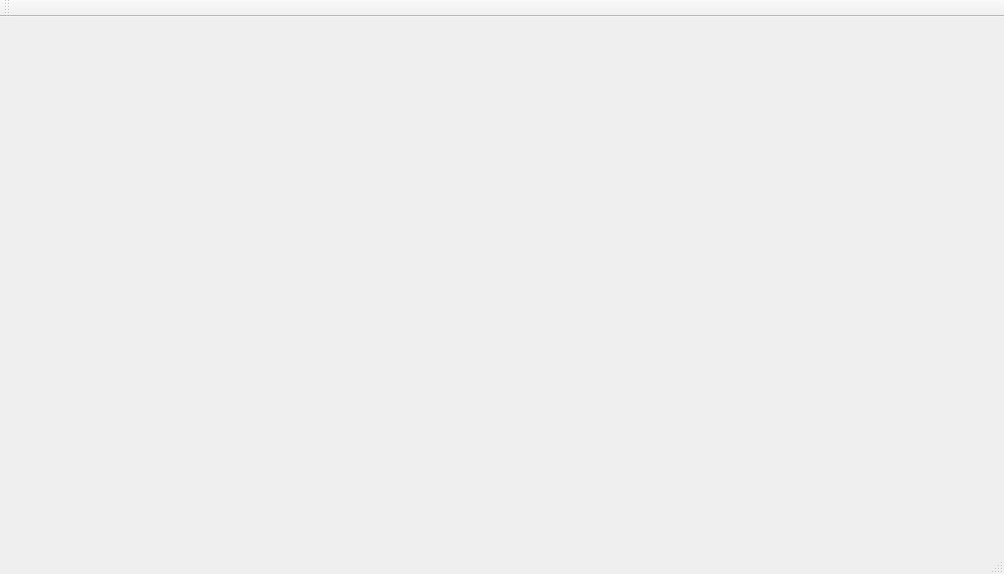
Above: view_qt.ui from sebastian-THM/SWT2015_G8 before the change. Below: the same form after it.
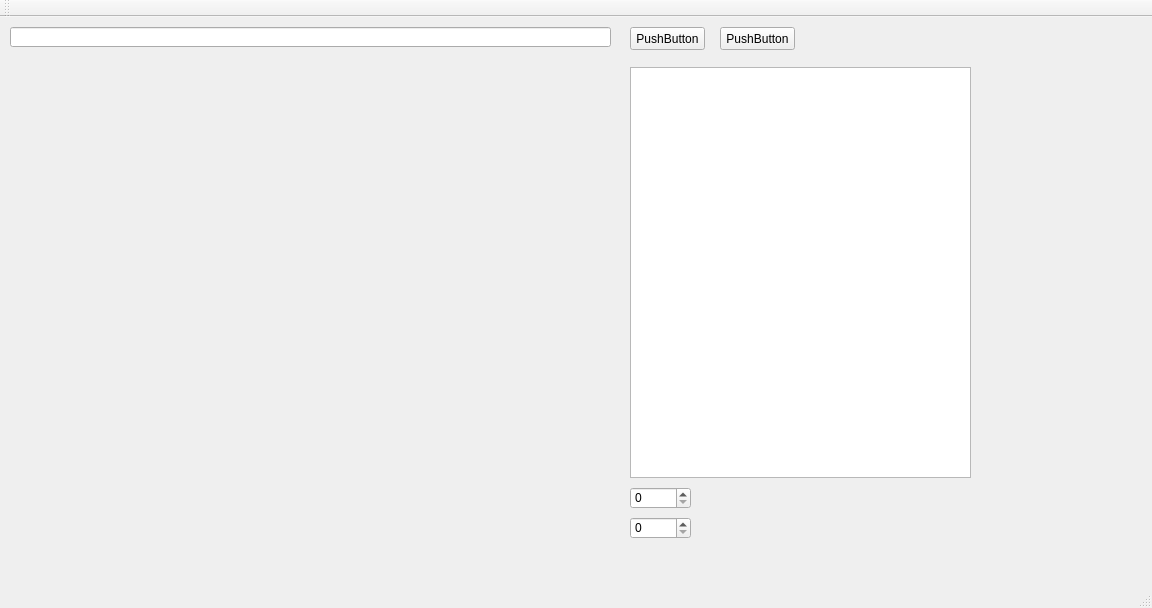
That is the form after the change. Custom widgets are drawn as their Qt base class.

The edit to the form file:
```diff
--- a/view_qt.ui
+++ b/view_qt.ui
@@ -6,24 +6,96 @@
    <rect>
     <x>0</x>
     <y>0</y>
-    <width>1004</width>
-    <height>574</height>
+    <width>1152</width>
+    <height>608</height>
    </rect>
   </property>
   <property name="windowTitle">
    <string>View_QT</string>
   </property>
   <widget class="QWidget" name="centralWidget">
-   <widget class="QWidget" name="widget" native="true">
+   <widget class="QSpinBox" name="spinBox">
     <property name="geometry">
      <rect>
+      <x>630</x>
+      <y>470</y>
+      <width>61</width>
+      <height>22</height>
+     </rect>
+    </property>
+    <property name="maximum">
+     <number>999</number>
+    </property>
+   </widget>
+   <widget class="QLineEdit" name="lineEdit">
+    <property name="geometry">
+     <rect>
       <x>10</x>
       <y>10</y>
-      <width>821</width>
-      <height>501</height>
+      <width>601</width>
+      <height>20</height>
      </rect>
     </property>
    </widget>
+   <widget class="QPushButton" name="pushButton">
+    <property name="geometry">
+     <rect>
+      <x>630</x>
+      <y>10</y>
+      <width>75</width>
+      <height>23</height>
+     </rect>
+    </property>
+    <property name="text">
+     <string>PushButton</string>
+    </property>
+   </widget>
+   <widget class="QPlainTextEdit" name="plainTextEdit">
+    <property name="geometry">
+     <rect>
+      <x>630</x>
+      <y>50</y>
+      <width>341</width>
+      <height>411</height>
+     </rect>
+    </property>
+   </widget>
+   <widget class="QSpinBox" name="spinBox_2">
+    <property name="geometry">
+     <rect>
+      <x>630</x>
+      <y>500</y>
+      <width>61</width>
+      <height>22</height>
+     </rect>
+    </property>
+    <property name="maximum">
+     <number>999</number>
+    </property>
+   </widget>
+   <widget class="RenderArea" name="widget" native="true">
+    <property name="geometry">
+     <rect>
+      <x>10</x>
+      <y>50</y>
+      <width>601</width>
+      <height>411</height>
+     </rect>
+    </property>
+   </widget>
+   <widget class="QPushButton" name="pushButton_2">
+    <property name="geometry">
+     <rect>
+      <x>720</x>
+      <y>10</y>
+      <width>75</width>
+      <height>23</height>
+     </rect>
+    </property>
+    <property name="text">
+     <string>PushButton</string>
+    </property>
+   </widget>
   </widget>
   <widget class="QMenuBar" name="menuBar">
    <property name="geometry">
@@ -46,6 +118,14 @@
   <widget class="QStatusBar" name="statusBar"/>
  </widget>
  <layoutdefault spacing="6" margin="11"/>
+ <customwidgets>
+  <customwidget>
+   <class>RenderArea</class>
+   <extends>QWidget</extends>
+   <header>renderarea.h</header>
+   <container>1</container>
+  </customwidget>
+ </customwidgets>
  <resources/>
  <connections/>
 </ui>
```
Left out of the diff: 2 changed lines with no effect on the pictures.
